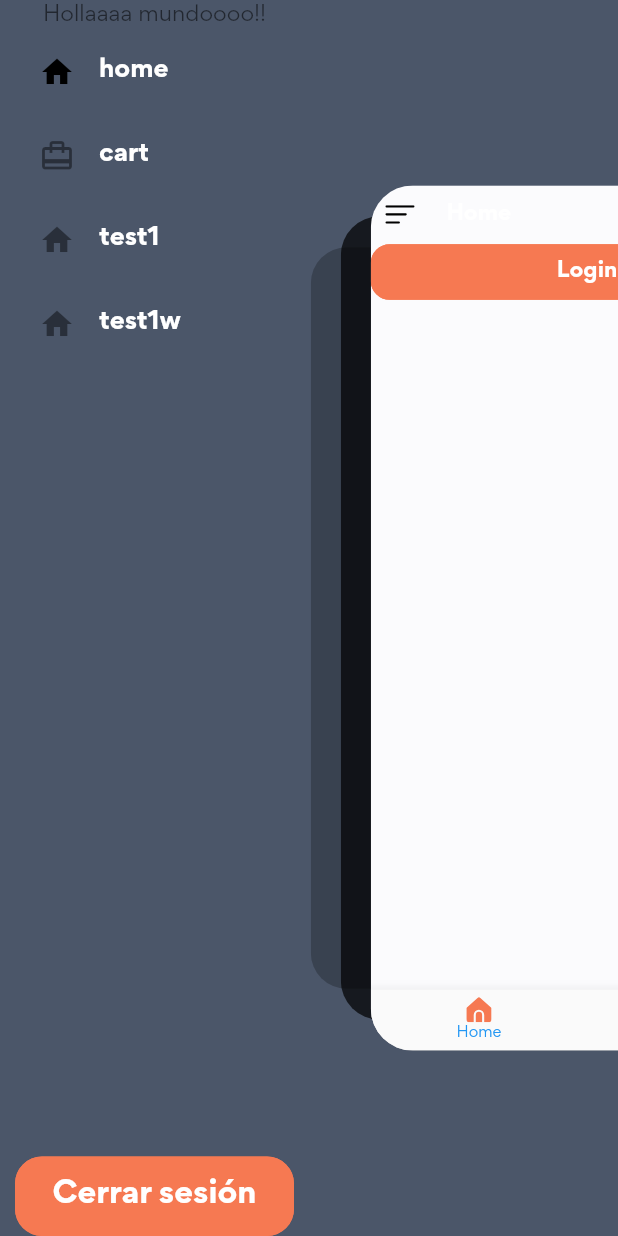
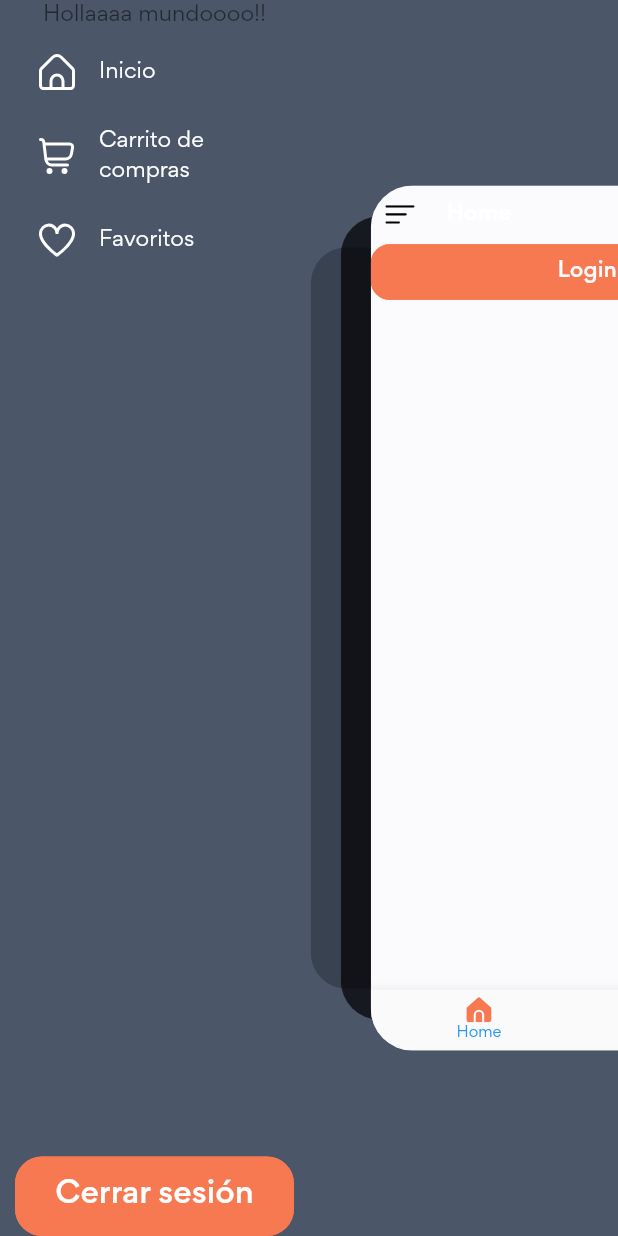
Before and after one commit to stivengm/ShopApp, a Flutter app: the screen it shows after launch, after a tap on an icon or button, on a phone screen of 412 x 824 dp. Run offline on Flutter 3.47's test engine with Material 2 defaults, Android fonts, the phone set to English and light mode, and no system bars; drawn by our look-alikes of flutter_zoom_drawer; our stand-ins replace bloc, flutter_bloc, flutter_svg.

Commit message:
Ajuste de menú.

```diff
--- a/lib/gui/templates/menu_view.dart
+++ b/lib/gui/templates/menu_view.dart
@@ -1,33 +1,30 @@
 import 'package:flutter/material.dart';
+import 'package:flutter_svg/svg.dart';
 import 'package:flutter_zoom_drawer/flutter_zoom_drawer.dart';
 import 'package:shop_app/constants.dart';
 import 'package:shop_app/gui/widgets/primary_button.dart';
-import 'package:shop_app/gui/widgets/text_app.dart';
 
 
 class MenuItemModel {
   final String title;
-  final IconData icon;
+  final String icon;
   const MenuItemModel(this.title, this.icon);
 }
 
 class MenuItems {
-  static const home = MenuItemModel('home', Icons.home);
-  static const cart = MenuItemModel('cart', Icons.card_travel);
-  static const test1 = MenuItemModel('test1', Icons.home);
-  static const test2 = MenuItemModel('test1w', Icons.home);
-
+  static const home = MenuItemModel('Inicio', 'assets/icons/home.svg');
+  static const cart = MenuItemModel('Carrito de compras', 'assets/icons/cart.svg');
+  static const favorites = MenuItemModel('Favoritos', 'assets/icons/favorite.svg');
 
   static const all = <MenuItemModel>[
     home,
     cart,
-    test1,
-    test2
+    favorites
   ];
 
 }
 
-class MenuDrawerZoomView extends StatelessWidget {
+class MenuDrawerZoomView extends StatefulWidget {
   final MenuItemModel currentItem;
   final ValueChanged<MenuItemModel> onSelectedItem;
 
@@ -37,6 +34,11 @@ class MenuDrawerZoomView extends StatelessWidget {
     required this.onSelectedItem
   }) : super(key: key);
 
+  @override
+  State<MenuDrawerZoomView> createState() => _MenuDrawerZoomViewState();
+}
+
+class _MenuDrawerZoomViewState extends State<MenuDrawerZoomView> {
   @override
   Widget build(BuildContext context) {
     Size size = MediaQuery.of(context).size;
@@ -74,13 +76,12 @@ class MenuDrawerZoomView extends StatelessWidget {
       selectedColor: Colors.white,
       child: ListTile(
         selectedColor: blackColor,
-        selected: currentItem == item,
+        selected: widget.currentItem == item,
         minLeadingWidth: 20,
-        leading: Icon(item.icon),
-        title: TextApp(text: item.title,),
-        onTap: () => onSelectedItem(item),
+        leading: SvgPicture.asset(item.icon, color: whiteColor),
+        title: Text(item.title, style: Theme.of(context).textTheme.bodyText2!.copyWith(color: whiteColor)),
+        onTap: () => widget.onSelectedItem(item),
       ),
     );
   }
-
 }
--- a/lib/gui/templates/zoom_drawer.dart
+++ b/lib/gui/templates/zoom_drawer.dart
@@ -45,9 +45,7 @@ class _ZoomDrawerAppState extends State<ZoomDrawerApp> {
         return const HomeView();
       case MenuItems.cart:
         return const CartView();
-      case MenuItems.test1:
-        return const HomeView();
-      case MenuItems.test2:
+      case MenuItems.favorites:
         return const HomeView();
       default:
       return const HomeView();
--- a/lib/gui/widgets/primary_button.dart
+++ b/lib/gui/widgets/primary_button.dart
@@ -1,6 +1,5 @@
 import 'package:flutter/material.dart';
 import 'package:shop_app/constants.dart';
-import 'package:shop_app/gui/widgets/text_app.dart';
 
 class PrimaryButton extends StatelessWidget {
   final String text;
@@ -12,7 +11,7 @@ class PrimaryButton extends StatelessWidget {
     return SizedBox(
       width: double.infinity,
       child: TextButton(
-        child: TextApp(text: text, fontSize: 20.0, fontWeight: FontWeight.bold),
+        child: Text(text, style: Theme.of(context).textTheme.headline6!.copyWith(color: whiteColor)),
         style: ButtonStyle(
           padding: MaterialStateProperty.all<EdgeInsets>(const EdgeInsets.all(12.0)),
           foregroundColor: MaterialStateProperty.all<Color>(whiteColor),
```
